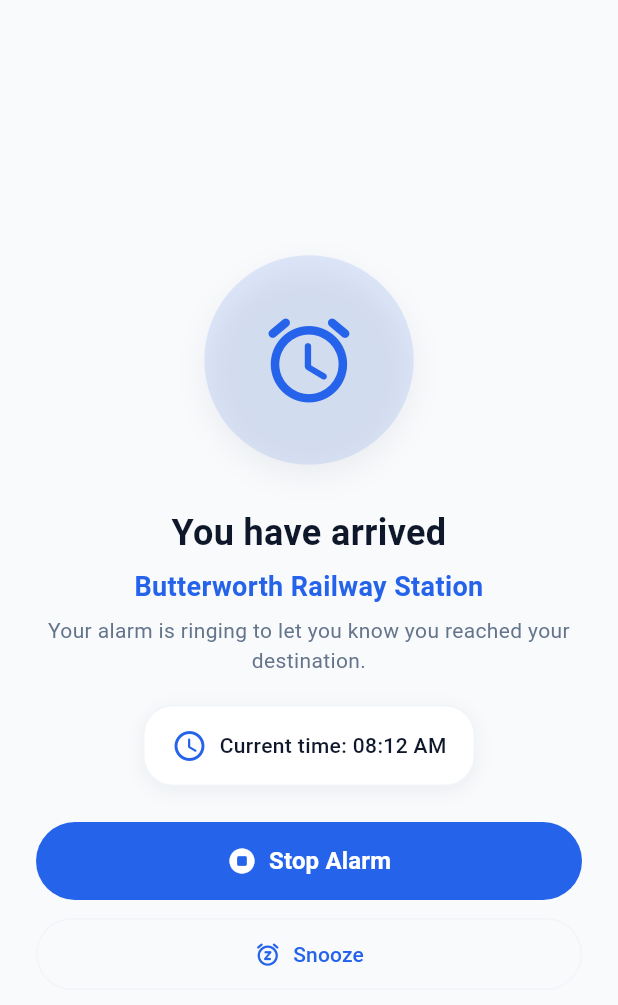
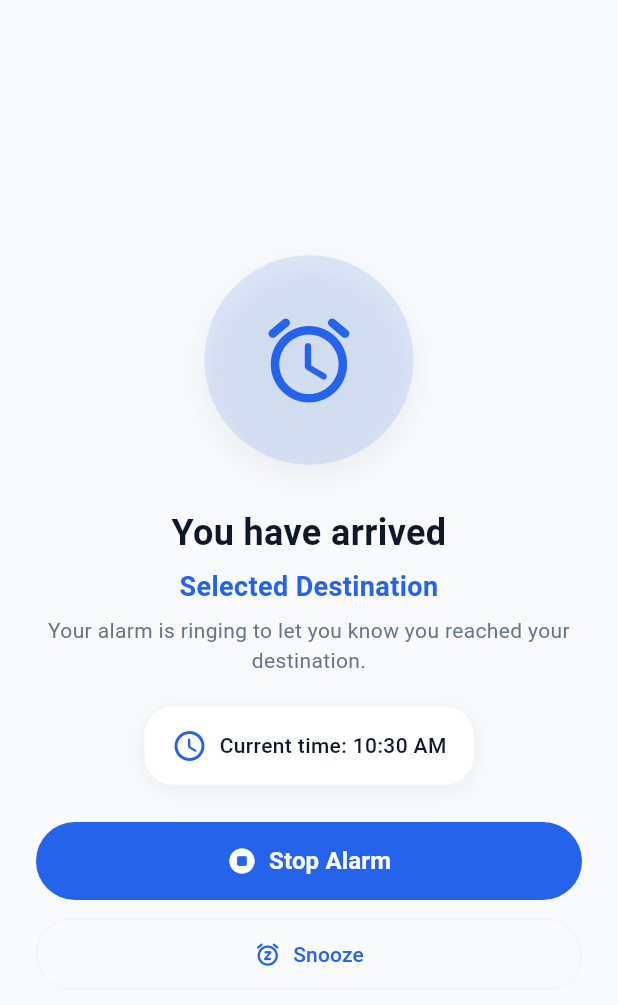
Before and after one commit to sowrovx/Norivo, a Flutter app: the AlarmRingingScreen screen opened by its route, on a phone screen of 412 x 824 dp. Shown: the top 1005 px of the screen. Run offline on Flutter 3.47's test engine with Material 3 defaults, Android fonts, the phone set to English and light mode, and no system bars; our stand-ins replace audioplayers, flutter_map, geolocator, latlong2, permission_handler, vibration; network calls fail; statements that could not run were skipped.

Commit message:
Implement alarm trigger and alarm ringing

```diff
--- a/lib/core/router/app_router.dart
+++ b/lib/core/router/app_router.dart
@@ -39,13 +39,26 @@ class AppRouter {
         );
       case activeJourney:
         final destination = settings.arguments;
+        DestinationPlace? place;
+        double alarmThreshold = 1000.0;
+        if (destination is DestinationPlace) {
+          place = destination;
+        } else if (destination is Map<String, dynamic>) {
+          place = destination['destinationPlace'] as DestinationPlace?;
+          alarmThreshold =
+              (destination['alarmThresholdMeters'] as num?)?.toDouble() ?? 1000.0;
+        }
+        return MaterialPageRoute<void>(
+          builder: (_) => ActiveJourneyScreen(
+            destinationPlace: place,
+            alarmThresholdMeters: alarmThreshold,
+          ),
+        );
+      case alarmRinging:
+        final destination = settings.arguments;
         final place = destination is DestinationPlace ? destination : null;
         return MaterialPageRoute<void>(
-          builder: (_) => ActiveJourneyScreen(destinationPlace: place),
-        );
-      case alarmRinging:
-        return MaterialPageRoute<void>(
-          builder: (_) => const AlarmRingingScreen(),
+          builder: (_) => AlarmRingingScreen(destinationPlace: place),
         );
       default:
         return MaterialPageRoute<void>(
--- a/lib/features/alarm_ringing/alarm_ringing_screen.dart
+++ b/lib/features/alarm_ringing/alarm_ringing_screen.dart
@@ -1,15 +1,19 @@
-/// Alarm ringing screen for arrival confirmation and alarm interaction.
-library;
-
 import 'package:flutter/material.dart';
 
+import '../../core/models/destination_place.dart';
 import '../../core/router/app_router.dart';
+import '../../core/services/alarm_service.dart';
 import '../../core/theme/app_colors.dart';
 import '../../core/theme/app_text_styles.dart';
 import '../../shared/widgets/primary_button.dart';
 
 class AlarmRingingScreen extends StatefulWidget {
-  const AlarmRingingScreen({super.key});
+  const AlarmRingingScreen({
+    super.key,
+    this.destinationPlace,
+  });
+
+  final DestinationPlace? destinationPlace;
 
   @override
   State<AlarmRingingScreen> createState() => _AlarmRingingScreenState();
@@ -19,9 +23,21 @@ class _AlarmRingingScreenState extends State<AlarmRingingScreen>
     with SingleTickerProviderStateMixin {
   late final AnimationController _controller;
 
+  String get _destinationName =>
+      widget.destinationPlace?.name ?? 'Selected Destination';
+
+  String get _currentTimeText {
+    final now = DateTime.now();
+    final hour = now.hour % 12 == 0 ? 12 : now.hour % 12;
+    final minute = now.minute.toString().padLeft(2, '0');
+    final period = now.hour >= 12 ? 'PM' : 'AM';
+    return '${hour.toString().padLeft(2, '0')}:$minute $period';
+  }
+
   @override
   void initState() {
     super.initState();
+    AlarmService.instance.startAlarm();
     _controller = AnimationController(
       vsync: this,
       duration: const Duration(seconds: 1),
@@ -32,6 +48,7 @@ class _AlarmRingingScreenState extends State<AlarmRingingScreen>
 
   @override
   void dispose() {
+    AlarmService.instance.stopAlarm();
     _controller.dispose();
     super.dispose();
   }
@@ -84,7 +101,7 @@ class _AlarmRingingScreenState extends State<AlarmRingingScreen>
                 ),
                 const SizedBox(height: 10),
                 Text(
-                  'Butterworth Railway Station',
+                  _destinationName,
                   style: AppTextStyles.sectionHeader.copyWith(
                     color: AppColors.primary,
                   ),
@@ -116,10 +133,10 @@ class _AlarmRingingScreenState extends State<AlarmRingingScreen>
                   ),
                   child: Row(
                     mainAxisSize: MainAxisSize.min,
-                    children: const [
-                      Icon(Icons.access_time_rounded, color: AppColors.primary),
-                      SizedBox(width: 8),
-                      Text('Current time: 08:12 AM', style: AppTextStyles.body),
+                    children: [
+                      const Icon(Icons.access_time_rounded, color: AppColors.primary),
+                      const SizedBox(width: 8),
+                      Text('Current time: $_currentTimeText', style: AppTextStyles.body),
                     ],
                   ),
                 ),
@@ -128,6 +145,7 @@ class _AlarmRingingScreenState extends State<AlarmRingingScreen>
                   label: 'Stop Alarm',
                   onPressed: () {
                     FocusScope.of(context).unfocus();
+                    AlarmService.instance.stopAlarm();
                     Navigator.of(
                       context,
                     ).pushNamedAndRemoveUntil(AppRouter.home, (route) => false);
@@ -138,7 +156,12 @@ class _AlarmRingingScreenState extends State<AlarmRingingScreen>
                 SizedBox(
                   width: double.infinity,
                   child: OutlinedButton.icon(
-                    onPressed: () {},
+                    onPressed: () {
+                      AlarmService.instance.stopAlarm();
+                      Navigator.of(
+                        context,
+                      ).pushNamedAndRemoveUntil(AppRouter.home, (route) => false);
+                    },
                     style: OutlinedButton.styleFrom(
                       foregroundColor: AppColors.primary,
                       side: const BorderSide(color: AppColors.border, width: 1),
--- a/pubspec.yaml
+++ b/pubspec.yaml
@@ -39,6 +39,8 @@ dependencies:
   latlong2: ^0.9.1
   permission_handler: ^11.2.0
   http: ^1.6.0
+  audioplayers: ^6.8.1
+  vibration: ^3.2.0
 
 dev_dependencies:
   flutter_test:
@@ -64,6 +66,7 @@ flutter:
 
   assets:
     - Splash Screen v2 — Norivo Brand (Pixel 9 Pro)-2.png
+    - assets/sounds/alarm.wav
 
   # To add assets to your application, add an assets section, like this:
   # assets:
```
Also changed, not shown: lib/core/services/alarm_service.dart (added, +110 -0 lines), lib/features/active_journey/active_journey_screen.dart (+35 -7 lines), lib/features/alarm_setup/alarm_setup_screen.dart (+25 -2 lines), pubspec.lock, 8 other files.
